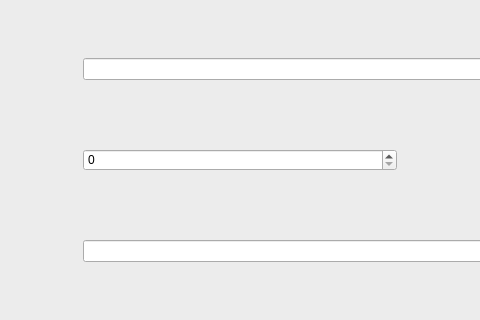
First picture: the form in UI/VeriFormlari/tmoyenifaretanimlamaformu.ui, repository onur35iii/TeknolojiMarketiOtomasyonu, before the edit; both pictures show x 260 to 740 and y 227 to 547 of the 1000 by 668 pixel window.
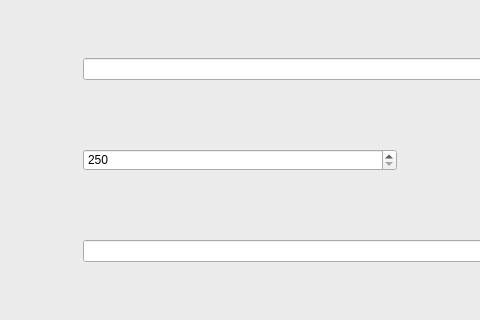
Second picture: the form after the edit. Icons and pictures are not drawn.

Diff of the .ui file:
```diff
--- a/UI/VeriFormlari/tmoyenifaretanimlamaformu.ui
+++ b/UI/VeriFormlari/tmoyenifaretanimlamaformu.ui
@@ -94,7 +94,20 @@
        </widget>
       </item>
       <item row="3" column="1">
-       <widget class="QSpinBox" name="SPDPI"/>
+       <widget class="QSpinBox" name="SPDPI">
+        <property name="minimum">
+         <number>250</number>
+        </property>
+        <property name="maximum">
+         <number>2500</number>
+        </property>
+        <property name="singleStep">
+         <number>100</number>
+        </property>
+        <property name="displayIntegerBase">
+         <number>10</number>
+        </property>
+       </widget>
       </item>
       <item row="4" column="0">
        <widget class="QLabel" name="LBaglantiTuru">
```
